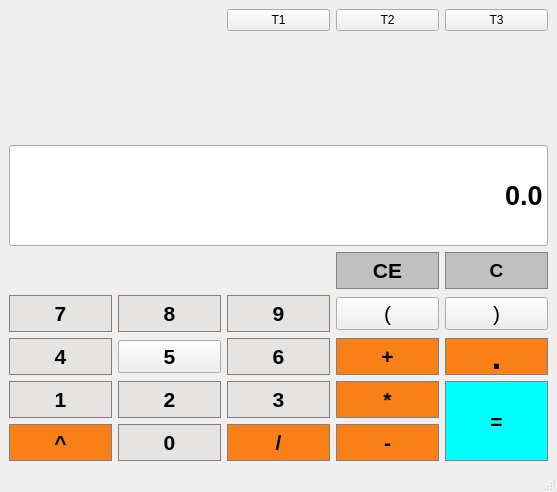
The window that calculators.ui (SonaliGaonkar/calculator) describes before a commit, drawn with Qt 5.
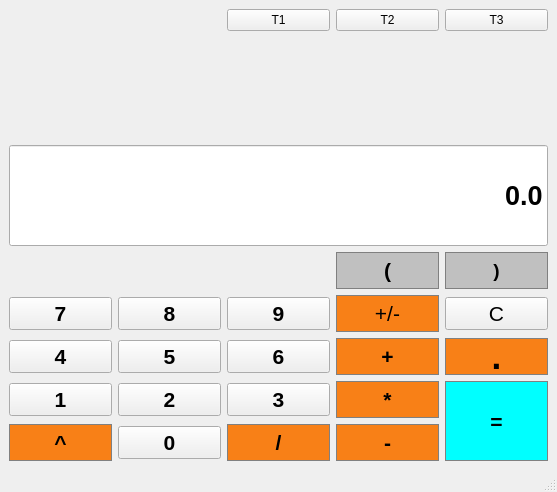
The same window after the commit.

Commit message: refactored code of numerical buttons and operator

Patch:
```diff
--- a/calculators.ui
+++ b/calculators.ui
@@ -53,18 +53,6 @@
         <bold>true</bold>
        </font>
       </property>
-      <property name="styleSheet">
-       <string notr="true">QPushButton {
-	background-color: #E5E4E2;
-	border: 1px solid gray;
-	padding: 5px;
-}
-QPushButton {
-	background-color: #E5E4E2
-	border: 1px solid gray;
-	Padding:5px
-}</string>
-      </property>
       <property name="text">
        <string>0</string>
       </property>
@@ -79,18 +67,6 @@
         <bold>true</bold>
        </font>
       </property>
-      <property name="styleSheet">
-       <string notr="true">QPushButton {
-	background-color: #E5E4E2;
-	border: 1px solid gray;
-	padding: 5px;
-}
-QPushButton {
-	background-color: #E5E4E2
-	border: 1px solid gray;
-	Padding:5px
-}</string>
-      </property>
       <property name="text">
        <string>1</string>
       </property>
@@ -118,18 +94,6 @@
         <bold>true</bold>
        </font>
       </property>
-      <property name="styleSheet">
-       <string notr="true">QPushButton {
-	background-color: #E5E4E2;
-	border: 1px solid gray;
-	padding: 5px;
-}
-QPushButton {
-	background-color: #E5E4E2
-	border: 1px solid gray;
-	Padding:5px
-}</string>
-      </property>
       <property name="text">
        <string>2</string>
       </property>
@@ -143,7 +107,7 @@
        </font>
       </property>
       <property name="text">
-       <string>)</string>
+       <string>C</string>
       </property>
      </widget>
     </item>
@@ -221,18 +185,6 @@
         <bold>true</bold>
        </font>
       </property>
-      <property name="styleSheet">
-       <string notr="true">QPushButton {
-	background-color: #E5E4E2;
-	border: 1px solid gray;
-	padding: 5px;
-}
-QPushButton {
-	background-color: #E5E4E2
-	border: 1px solid gray;
-	Padding:5px
-}</string>
-      </property>
       <property name="text">
        <string>6</string>
       </property>
@@ -316,24 +268,36 @@
 	border: 1px solid gray;
 	Padding:5px
 }</string>
-      </property>
-      <property name="text">
-       <string>CE</string>
-      </property>
-     </widget>
-    </item>
-    <item row="7" column="3">
-     <widget class="QPushButton" name="Open">
-      <property name="font">
-       <font>
-        <pointsize>16</pointsize>
-       </font>
       </property>
       <property name="text">
        <string>(</string>
       </property>
      </widget>
     </item>
+    <item row="7" column="3">
+     <widget class="QPushButton" name="change_sign">
+      <property name="font">
+       <font>
+        <pointsize>16</pointsize>
+       </font>
+      </property>
+      <property name="styleSheet">
+       <string notr="true">QPushButton {
+	background-color: #C0C0C0;
+	border: 1px solid gray;
+	padding: 5px;
+}
+QPushButton {
+	background-color: #F88017;
+	border: 1px solid gray;
+	Padding:5px
+}</string>
+      </property>
+      <property name="text">
+       <string>+/-</string>
+      </property>
+     </widget>
+    </item>
     <item row="2" column="0" colspan="2">
      <widget class="QLabel" name="m_subDisplay">
       <property name="sizePolicy">
@@ -373,18 +337,6 @@
         <bold>true</bold>
        </font>
       </property>
-      <property name="styleSheet">
-       <string notr="true">QPushButton {
-	background-color: #E5E4E2;
-	border: 1px solid gray;
-	padding: 5px;
-}
-QPushButton {
-	background-color: #E5E4E2
-	border: 1px solid gray;
-	Padding:5px
-}</string>
-      </property>
       <property name="text">
        <string>3</string>
       </property>
@@ -406,18 +358,6 @@
         <bold>true</bold>
        </font>
       </property>
-      <property name="styleSheet">
-       <string notr="true">QPushButton {
-	background-color: #E5E4E2;
-	border: 1px solid gray;
-	padding: 5px;
-}
-QPushButton {
-	background-color: #E5E4E2
-	border: 1px solid gray;
-	Padding:5px
-}</string>
-      </property>
       <property name="text">
        <string>9</string>
       </property>
@@ -450,7 +390,7 @@
 }</string>
       </property>
       <property name="text">
-       <string>C</string>
+       <string>)</string>
       </property>
      </widget>
     </item>
@@ -497,18 +437,6 @@
         <bold>true</bold>
        </font>
       </property>
-      <property name="styleSheet">
-       <string notr="true">QPushButton {
-	background-color: #E5E4E2;
-	border: 1px solid gray;
-	padding: 5px;
-}
-QPushButton {
-	background-color: #E5E4E2
-	border: 1px solid gray;
-	Padding:5px
-}</string>
-      </property>
       <property name="text">
        <string>4</string>
       </property>
@@ -563,18 +491,6 @@
         <bold>true</bold>
        </font>
       </property>
-      <property name="styleSheet">
-       <string notr="true">QPushButton {
-	background-color: #E5E4E2;
-	border: 1px solid gray;
-	padding: 5px;
-}
-QPushButton {
-	background-color: #E5E4E2
-	border: 1px solid gray;
-	Padding:5px
-}</string>
-      </property>
       <property name="text">
        <string>8</string>
       </property>
@@ -589,18 +505,6 @@
         <bold>true</bold>
        </font>
       </property>
-      <property name="styleSheet">
-       <string notr="true">QPushButton {
-	background-color: #E5E4E2;
-	border: 1px solid gray;
-	padding: 5px;
-}
-QPushButton {
-	background-color: #E5E4E2
-	border: 1px solid gray;
-	Padding:5px
-}</string>
-      </property>
       <property name="text">
        <string>7</string>
       </property>
```
Left out of the diff: 12 changed lines with no effect on the pictures. The commit also changes 8 other files.
